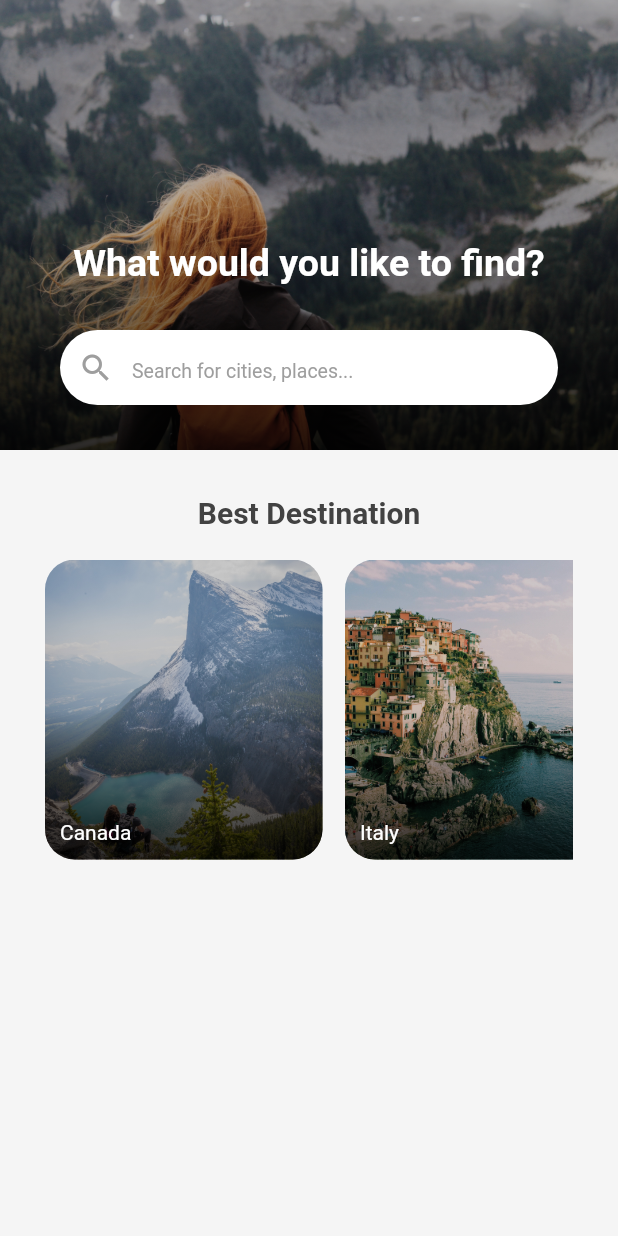
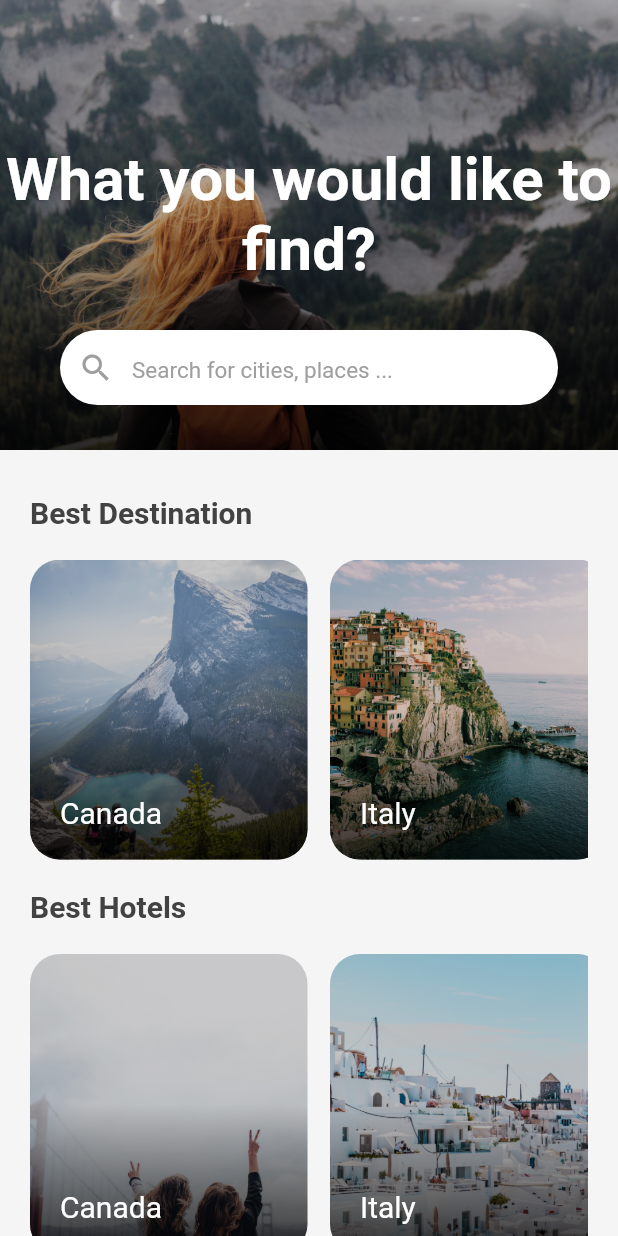
Before and after one commit to phil10xs/layoutanimation2_flutter, a Flutter app: the screen it shows after launch, on a phone screen of 412 x 824 dp. Run offline on Flutter 3.47's test engine with Material 2 defaults, Android fonts, the phone set to English and light mode, and no system bars; our stand-ins replace simple_animations.

Commit message:
Final update

```diff
--- /dev/null
+++ b/lib/Animation/FadeAnimation.dart
@@ -0,0 +1,33 @@
+import 'package:flutter/material.dart';
+import 'package:simple_animations/simple_animations.dart';
+
+class FadeAnimation extends StatelessWidget {
+  final double delay;
+  final Widget child;
+
+  FadeAnimation(this.delay, this.child);
+
+  @override
+  Widget build(BuildContext context) {
+    final tween = MultiTrackTween([
+      Track("opacity").add(Duration(milliseconds: 500), Tween(begin: 0.0, end: 1.0)),
+      Track("translateY").add(
+          Duration(milliseconds: 500), Tween(begin: -30.0, end: 0.0),
+          curve: Curves.easeOut)
+    ]);
+
+    return ControlledAnimation(
+      delay: Duration(milliseconds: (500 * delay).round()),
+      duration: tween.duration,
+      tween: tween,
+      child: child,
+      builderWithChild: (context, child, animation) => Opacity(
+        opacity: animation["opacity"],
+        child: Transform.translate(
+            offset: Offset(0, animation["translateY"]),
+            child: child
+        ),
+      ),
+    );
+  }
+}
--- a/lib/main.dart
+++ b/lib/main.dart
@@ -1,4 +1,4 @@
-import 'package:flutter/cupertino.dart';
+import 'package:day11/Animation/FadeAnimation.dart';
 import 'package:flutter/material.dart';
 
 void main() => runApp(
@@ -18,15 +18,16 @@ class _HomePageState extends State<HomePage> {
   Widget build(BuildContext context) {
     return Scaffold(
       backgroundColor: Colors.grey[100],
-      body: Column(
+      body: SingleChildScrollView(
+        child: Column(
           crossAxisAlignment: CrossAxisAlignment.start,
-        children: [
+          children: <Widget>[
             Container(
               height: 300,
               decoration: BoxDecoration(
                 image: DecorationImage(
                     image: AssetImage('assets/images/background.jpg'),
-                  fit: BoxFit.cover,
+                    fit: BoxFit.cover
                 ),
               ),
               child: Container(
@@ -37,18 +38,17 @@ class _HomePageState extends State<HomePage> {
                           Colors.black.withOpacity(.8),
                           Colors.black.withOpacity(.2),
                         ]
-                ),
+                    )
                 ),
                 child: Column(
                   mainAxisAlignment: MainAxisAlignment.end,
-                children: [
-                  Text('What would you like to find?', textAlign: TextAlign.center,
-                      style: TextStyle(color: Colors.white, fontSize: 25, fontWeight: FontWeight.bold)),
-                  SizedBox(height:30),
-                  Container(
-                    padding: EdgeInsets.symmetric(vertical:3),
+                  children: <Widget>[
+                    FadeAnimation(1, Text("What you would like to find?", textAlign: TextAlign.center, style: TextStyle(color: Colors.white, fontSize: 40, fontWeight: FontWeight.bold),)),
+                    SizedBox(height: 30,),
+                    FadeAnimation(1.3, Container(
+                      padding: EdgeInsets.symmetric(vertical: 3),
+                      margin: EdgeInsets.symmetric(horizontal: 40),
                       height: 50,
-                    margin: EdgeInsets.symmetric(horizontal: 40),
                       decoration: BoxDecoration(
                         borderRadius: BorderRadius.circular(50),
                         color: Colors.white,
@@ -56,57 +56,77 @@ class _HomePageState extends State<HomePage> {
                       child: TextField(
                         decoration: InputDecoration(
                             border: InputBorder.none,
-                          prefixIcon: Icon(Icons.search, color: Colors.grey),
-                            hintStyle: TextStyle(color: Colors.grey, fontSize:13),
-                            hintText: "Search for cities, places..."
+                            prefixIcon: Icon(Icons.search, color: Colors.grey,),
+                            hintStyle: TextStyle(color: Colors.grey, fontSize: 15),
+                            hintText: "Search for cities, places ..."
                         ),
                       ),
-                    ),
-                  SizedBox(height: 30),
+                    )),
+                    SizedBox(height: 30,)
                   ],
                 ),
               ),
             ),
-          SizedBox(height:30),
+            SizedBox(height: 30,),
             Container(
-            padding: EdgeInsets.symmetric(horizontal:30),
+              padding: EdgeInsets.symmetric(horizontal: 20),
               child: Column(
-              children: [
-                Text('Best Destination', style: TextStyle(fontWeight: FontWeight.bold, color: Colors.grey[800],
-                fontSize: 20)),
-                SizedBox(height:20),
-                Container(
-                  height:200,
+                crossAxisAlignment: CrossAxisAlignment.start,
+                children: <Widget>[
+                  FadeAnimation(1, Text("Best Destination", style: TextStyle(fontWeight: FontWeight.bold, color: Colors.grey[800], fontSize: 20),)),
+                  SizedBox(height: 20,),
+                  FadeAnimation(1.4, Container(
+                    height: 200,
                     child: ListView(
                       scrollDirection: Axis.horizontal,
-                      children: <Widget> [
-                        makeItem(image:'assets/images/canada.jpg', title: 'Canada'),
-                        makeItem(image:'assets/images/Italy.jpg', title: 'Italy'),
+                      children: <Widget>[
+                        makeItem(image: 'assets/images/canada.jpg', title: 'Canada'),
+                        makeItem(image: 'assets/images/Italy.jpg', title: 'Italy'),
+                        makeItem(image: 'assets/images/greece.jpg', title: 'Greece'),
+                        makeItem(image: 'assets/images/united-states.jpg', title: 'United States')
                       ],
                     ),
+                  )),
+
+                  SizedBox(height: 20,),
+                  FadeAnimation(1, Text("Best Hotels", style: TextStyle(fontWeight: FontWeight.bold, color: Colors.grey[800], fontSize: 20),)),
+                  SizedBox(height: 20,),
+                  FadeAnimation(1.4, Container(
+                    height: 200,
+                    child: ListView(
+                      scrollDirection: Axis.horizontal,
+                      children: <Widget>[
+                        makeItem(image: 'assets/images/united-states.jpg', title: 'Canada'),
+                        makeItem(image: 'assets/images/greece.jpg', title: 'Italy'),
+                        makeItem(image: 'assets/images/Italy.jpg', title: 'Greece'),
+                        makeItem(image: 'assets/images/canada.jpg', title: 'United States')
+                      ],
                     ),
-              ]
+                  )),
+                  SizedBox(height: 80,),
+                ],
               ),
+            )
+          ],
         ),
-        ],
       ),
     );
   }
 
-        Widget makeItem({image, title}){
+  Widget makeItem({image, title}) {
     return AspectRatio(
-      aspectRatio: 1/1,
+      aspectRatio: 1 / 1,
       child: Container(
-        margin: EdgeInsets.only(right:15),
+        margin: EdgeInsets.only(right: 15),
         decoration: BoxDecoration(
             borderRadius: BorderRadius.circular(20),
             image: DecorationImage(
                 image: AssetImage(image),
-            fit: BoxFit.cover,
-          ),
+                fit: BoxFit.cover
+            )
         ),
         child: Container(
-          padding: EdgeInsets.all(10),
+          padding: EdgeInsets.all(20),
           decoration: BoxDecoration(
               borderRadius: BorderRadius.circular(20),
               gradient: LinearGradient(
@@ -115,14 +135,12 @@ class _HomePageState extends State<HomePage> {
                     Colors.black.withOpacity(.8),
                     Colors.black.withOpacity(.2),
                   ]
-            ),
+              )
           ),
           child: Align(
             alignment: Alignment.bottomLeft,
-            child: Text(title, style: TextStyle( color: Colors.white),)
+            child: Text(title, style: TextStyle(color: Colors.white, fontSize: 20),),
           ),
-
-
         ),
       ),
     );
```
Also changed, not shown: pubspec.yaml (+8 -11 lines), fonts/Pacifico-Regular.ttf (added), fonts/SourceSansPro-Regular.ttf (added), pubspec.lock, 1 other file. Lines whose indentation alone changed are shown as unchanged.
